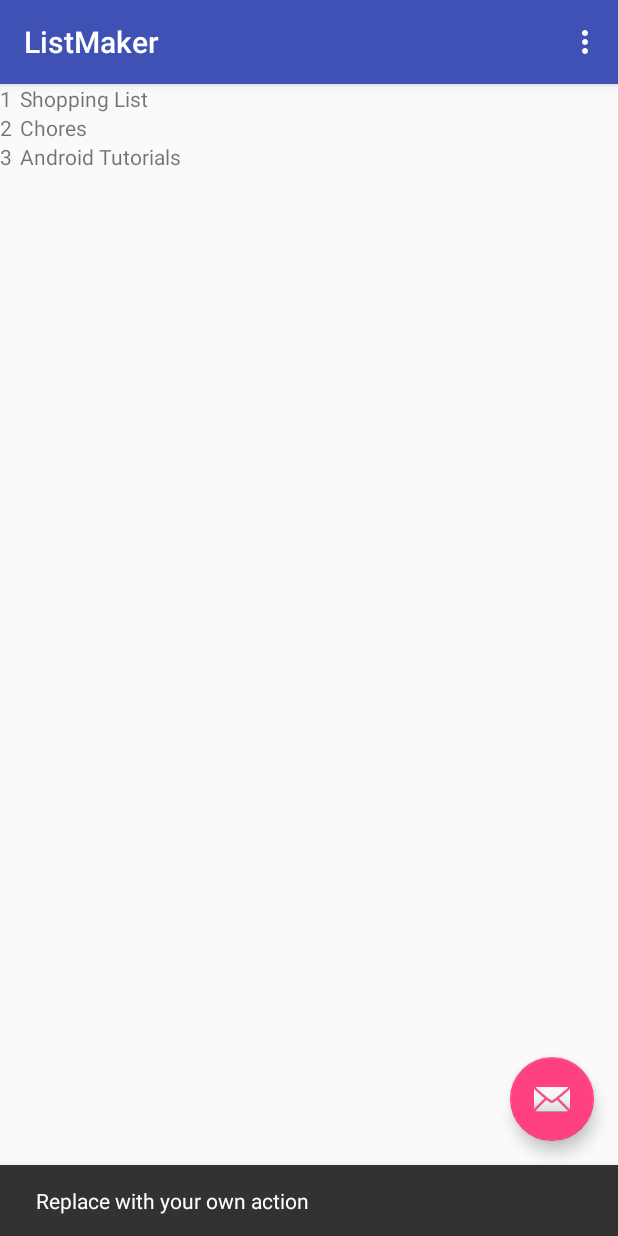
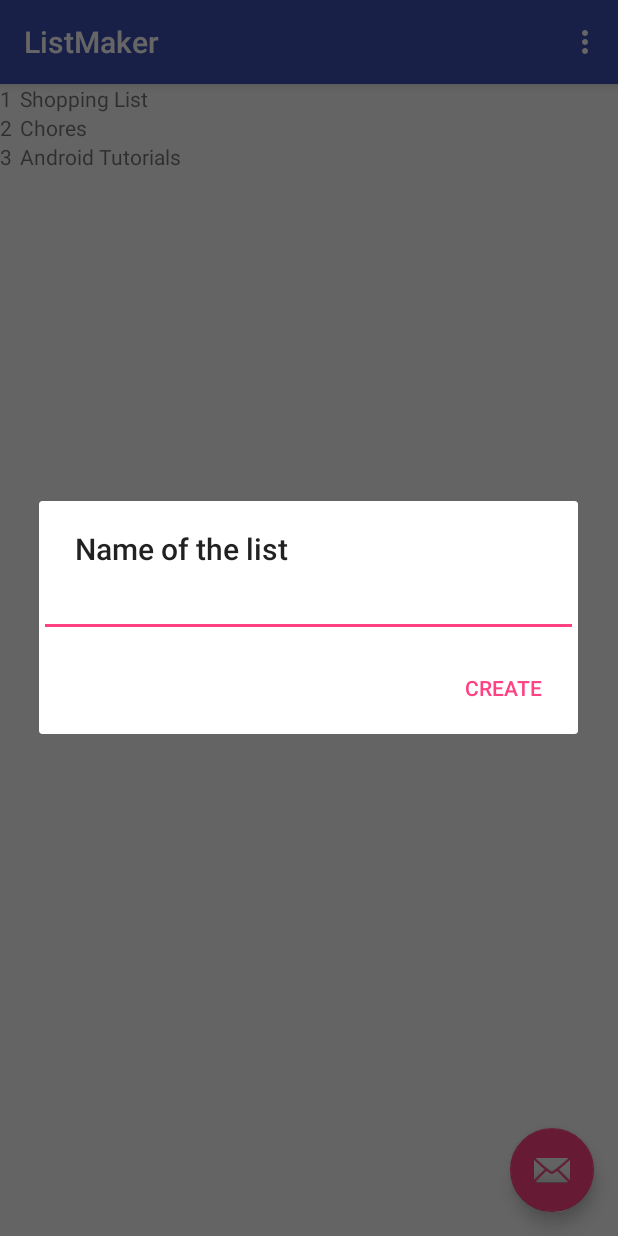
Before and after one commit to narakai/ListMaker, an Android app: the screen it shows after launch (MainActivity), after a tap on an icon or button, on a phone screen of 412 x 824 dp. Run offline under Robolectric (Android 15) with nearby library versions, the phone set to English and light mode, and no system bars.

```diff
--- a/app/src/main/java/clem/app/listmaker/MainActivity.kt
+++ b/app/src/main/java/clem/app/listmaker/MainActivity.kt
@@ -2,11 +2,14 @@ package clem.app.listmaker
 
 import android.os.Bundle
 import android.support.design.widget.Snackbar
+import android.support.v7.app.AlertDialog
 import android.support.v7.app.AppCompatActivity
 import android.support.v7.widget.LinearLayoutManager
 import android.support.v7.widget.RecyclerView
+import android.text.InputType
 import android.view.Menu
 import android.view.MenuItem
+import android.widget.EditText
 
 import kotlinx.android.synthetic.main.activity_list.*
 
@@ -19,8 +22,9 @@ class MainActivity : AppCompatActivity() {
         setSupportActionBar(toolbar)
 
         fab.setOnClickListener { view ->
-            Snackbar.make(view, "Replace with your own action", Snackbar.LENGTH_LONG)
-                    .setAction("Action", null).show()
+//            Snackbar.make(view, "Replace with your own action", Snackbar.LENGTH_LONG)
+//                    .setAction("Action", null).show()
+            showDialog()
         }
 
         listsRecyclerView = findViewById(R.id.lists_recyclerview)
@@ -43,4 +47,22 @@ class MainActivity : AppCompatActivity() {
             else -> super.onOptionsItemSelected(item)
         }
     }
+
+    private fun showDialog(){
+        val title = getString(R.string.name_of_list)
+        val buttonTitle = getString(R.string.create)
+
+        val builder = AlertDialog.Builder(this)
+        val editText = EditText(this)
+        editText.inputType = InputType.TYPE_CLASS_TEXT
+        builder.setTitle(title)
+        builder.setView(editText)
+
+        builder.setPositiveButton(buttonTitle) {
+            dialogInterface, i ->
+            dialogInterface.dismiss()
+        }
+
+        builder.create().show()
+    }
 }
--- a/app/src/main/res/values/strings.xml
+++ b/app/src/main/res/values/strings.xml
@@ -1,4 +1,6 @@
 <resources>
     <string name="app_name">ListMaker</string>
     <string name="action_settings">Settings</string>
+    <string name="name_of_list">Name of the list</string>
+    <string name="create">Create</string>
 </resources>
```
